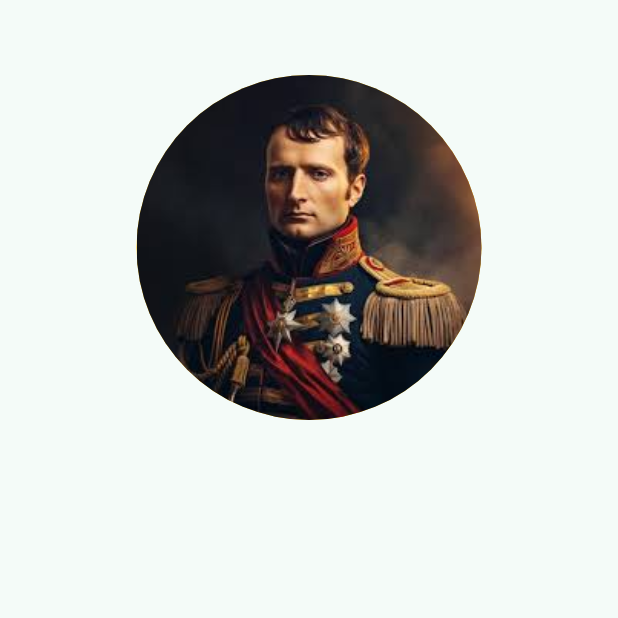
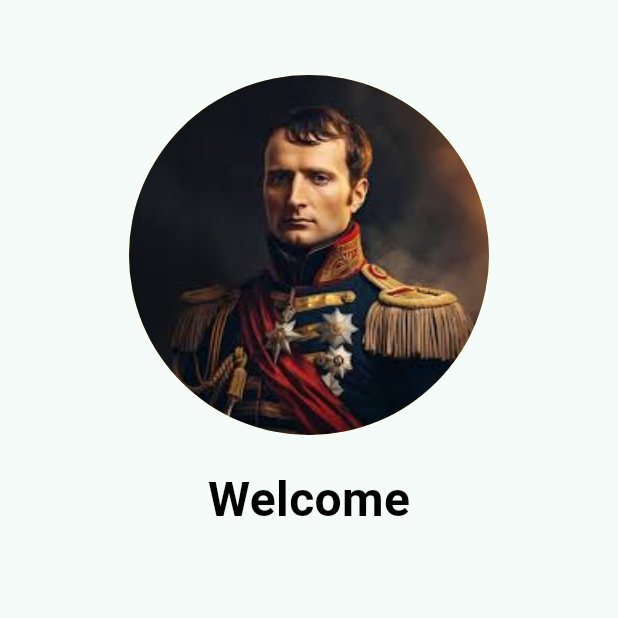
Before and after one commit to IlhamMaulana13/week6-1123150141, a Flutter app: the screen it shows after launch, on a phone screen of 412 x 824 dp, the top half of it. Run offline on Flutter 3.47's test engine with Material 3 defaults, Android fonts, the phone set to English and light mode, and no system bars.

Commit message:
menambah kata WELCOME pada dibawah shape

```diff
--- a/lib/screen/splash_screen_1.dart
+++ b/lib/screen/splash_screen_1.dart
@@ -12,8 +12,8 @@ class MySplashScreen extends StatelessWidget {
         children: [
           SizedBox(height: 50),
           Container(
-            width: 230,
-            height: 230,
+            width: 240,
+            height: 240,
             decoration: BoxDecoration(
               shape: BoxShape.circle,
               color: Colors.amber,
@@ -23,7 +23,17 @@ class MySplashScreen extends StatelessWidget {
                   ),
             ),
           ),
-          //tambahkan disini untuk widget widget lainnya nanti
+          const SizedBox(height: 20),
+
+              // 🔹 Judul
+              const Text(
+                "Welcome",
+                style: TextStyle(
+                  fontSize: 32.0,
+                  color: Colors.black,
+                  fontWeight: FontWeight.bold,
+                ),
+              ),
         ],
       ),
         ),
```
